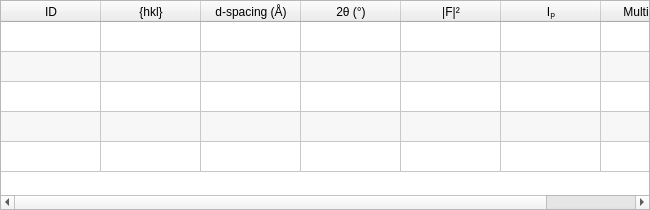
The window that hexrd/ui/resources/ui/reflections_table.ui (HEXRD/hexrdgui) describes before a commit, drawn with Qt 5.
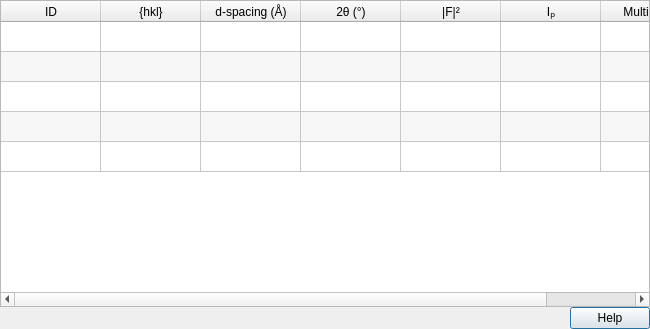
The same window after the commit.

Commit message: Add "Help" button to reflections table

```diff
--- a/hexrd/ui/resources/ui/reflections_table.ui
+++ b/hexrd/ui/resources/ui/reflections_table.ui
@@ -7,7 +7,7 @@
     <x>0</x>
     <y>0</y>
     <width>650</width>
-    <height>210</height>
+    <height>329</height>
    </rect>
   </property>
   <layout class="QVBoxLayout" name="verticalLayout_7">
@@ -112,6 +112,13 @@
      </column>
     </widget>
    </item>
+   <item>
+    <widget class="QDialogButtonBox" name="button_box">
+     <property name="standardButtons">
+      <set>QDialogButtonBox::Help</set>
+     </property>
+    </widget>
+   </item>
   </layout>
  </widget>
  <tabstops>
```
The commit also changes 1 other file.
